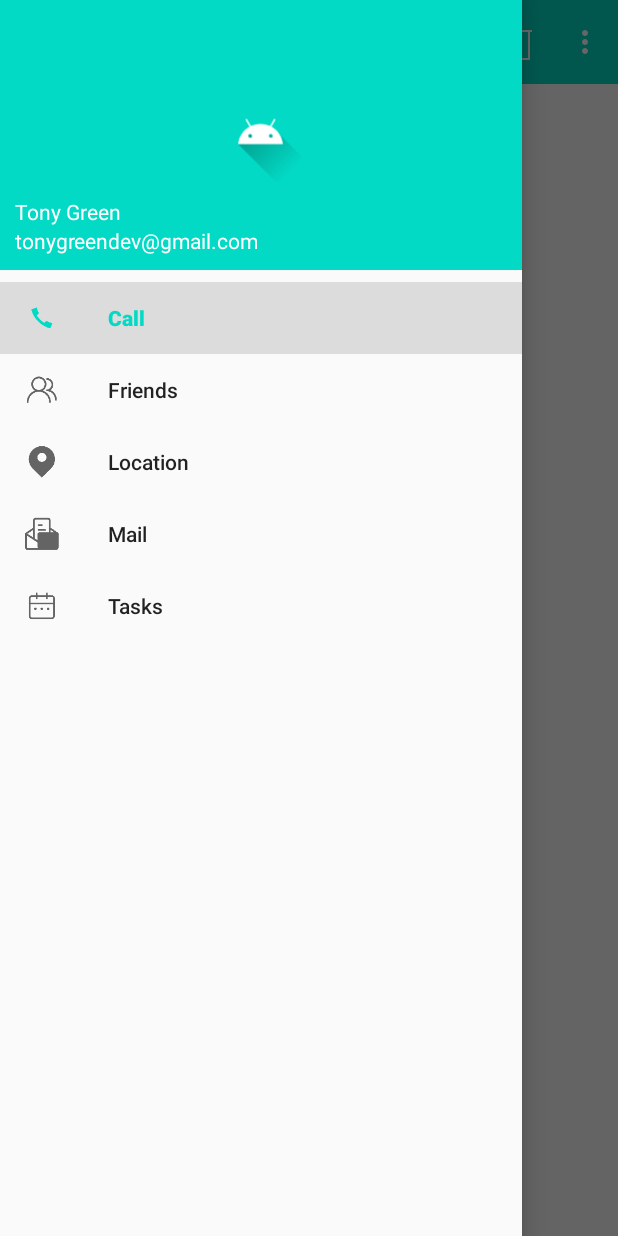
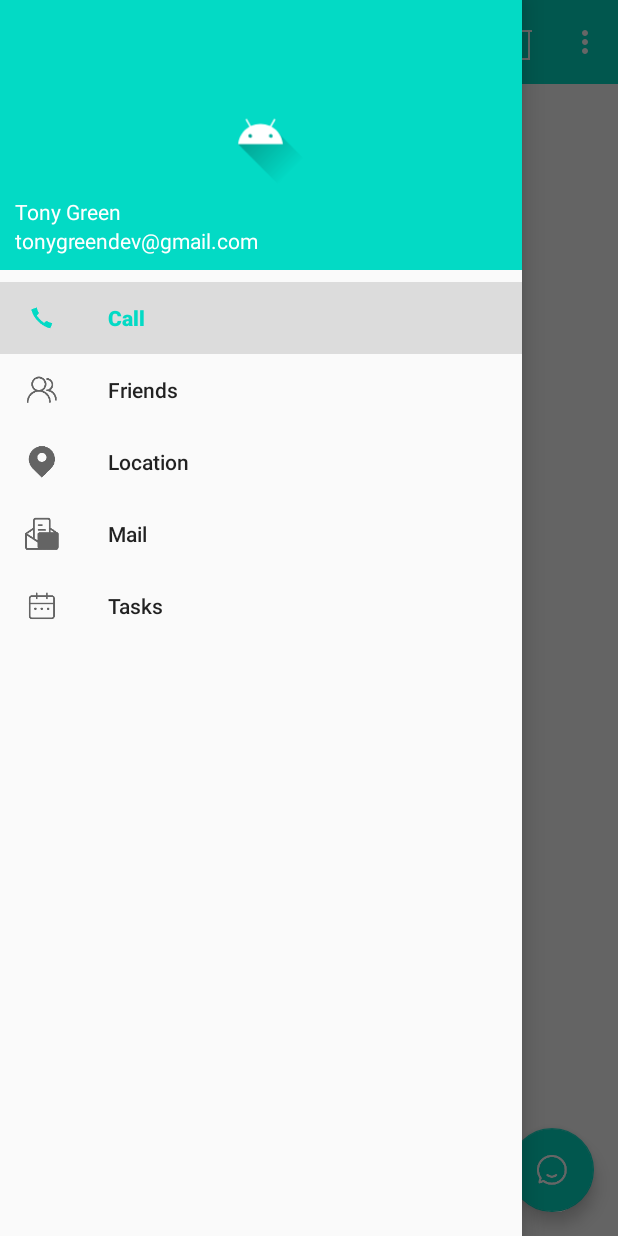
Before and after one commit to qicaihua/GrowthStory, an Android app: the screen it shows after launch (MainActivity), with the side drawer open, on a phone screen of 412 x 824 dp. Run offline under Robolectric (Android 15) with nearby library versions, the phone set to English and light mode, and no system bars; our stand-ins replace CircleImageView.

Commit message:
悬浮按钮FloatingActionButton

```diff
--- a/app/src/main/java/com/mine/growthstory/MainActivity.kt
+++ b/app/src/main/java/com/mine/growthstory/MainActivity.kt
@@ -30,6 +30,10 @@ class MainActivity : AppCompatActivity() {
             drawerLayout?.closeDrawers()
             true
         }
+
+        fab.setOnClickListener{
+            Toast.makeText(this,"FAB clicked",Toast.LENGTH_SHORT).show()
+        }
     }
 
     /**
--- a/app/src/main/res/layout/activity_main.xml
+++ b/app/src/main/res/layout/activity_main.xml
@@ -21,6 +21,17 @@
 
         </androidx.appcompat.widget.Toolbar>
 
+        <com.google.android.material.floatingactionbutton.FloatingActionButton
+            android:id="@+id/fab"
+            android:layout_width="wrap_content"
+            android:layout_height="wrap_content"
+            android:layout_gravity="bottom|end"
+            android:layout_margin="16dp"
+            android:background="@color/colorPrimary"
+            android:src="@mipmap/ic_comment"
+            android:elevation="8dp"
+            />
+
     </FrameLayout>
 
 <!--    <TextView-->
--- a/app/src/main/res/values/themes.xml
+++ b/app/src/main/res/values/themes.xml
@@ -18,7 +18,7 @@
     <style name="AppTheme" parent="Theme.AppCompat.Light.NoActionBar">
         <item name="colorPrimary">@color/teal_200</item>
         <item name="colorPrimaryDark">@color/teal_700</item>
-        <item name="colorAccent">@color/purple_700</item>
+        <item name="colorAccent">@color/teal_200</item>
 
     </style>
 </resources>
```
Also changed, not shown: app/src/main/res/mipmap-xxhdpi/ic_comment.png (added), 1 other file.
